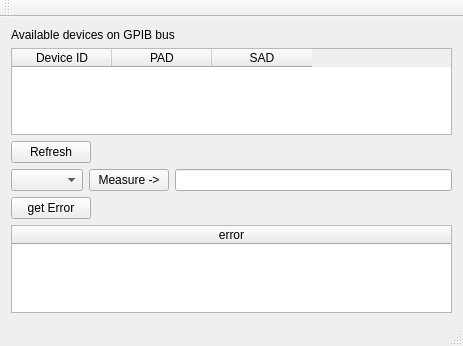
OfficeForProductSafetyAndStandards/LegacyVB6, file seebeck/mainwindow.ui: the form before one commit.
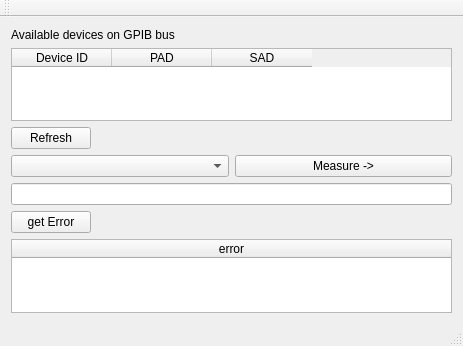
The form after the commit.

```diff
--- a/seebeck/mainwindow.ui
+++ b/seebeck/mainwindow.ui
@@ -73,12 +73,9 @@
         </property>
        </widget>
       </item>
-      <item>
-       <widget class="QLineEdit" name="resultLineEdit"/>
-      </item>
      </layout>
     </item>
-    <item row="6" column="0" colspan="2">
+    <item row="7" column="0" colspan="2">
      <widget class="QTableWidget" name="errorTableWidget">
       <attribute name="horizontalHeaderStretchLastSection">
        <bool>true</bool>
@@ -90,13 +87,16 @@
       </column>
      </widget>
     </item>
-    <item row="5" column="0">
+    <item row="6" column="0">
      <widget class="QPushButton" name="errorPushButton">
       <property name="text">
        <string>get Error</string>
       </property>
      </widget>
     </item>
+    <item row="5" column="0" colspan="2">
+     <widget class="QLineEdit" name="resultLineEdit"/>
+    </item>
    </layout>
   </widget>
   <widget class="QMenuBar" name="menuBar">
```
